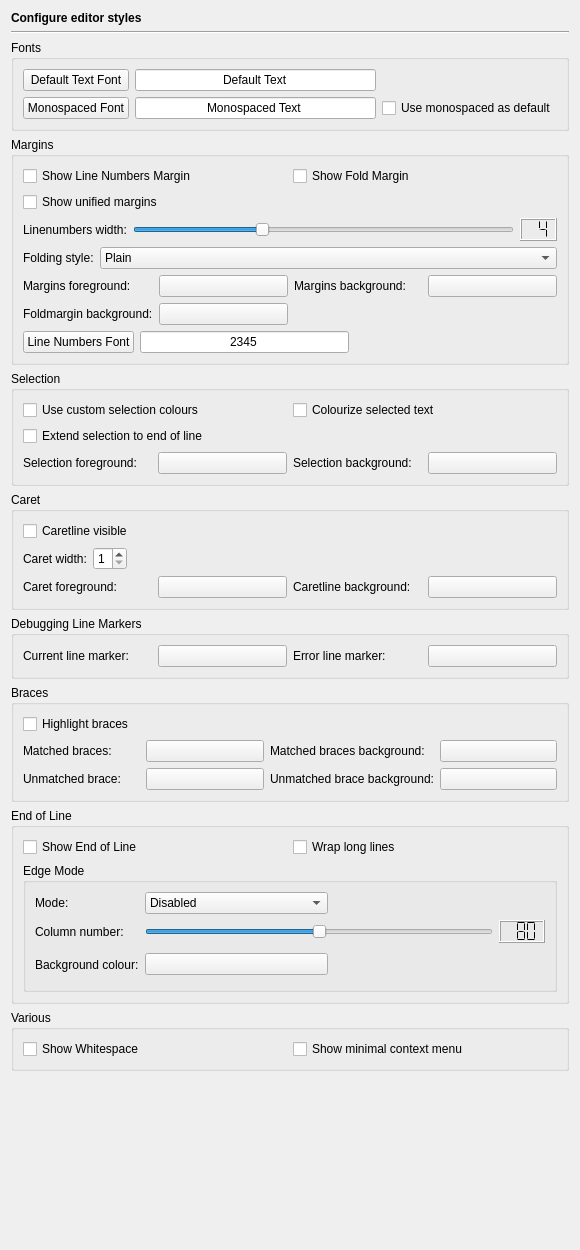
Qt form Preferences/ConfigurationPages/EditorStylesPage.ui (testmana2/test) before a commit.
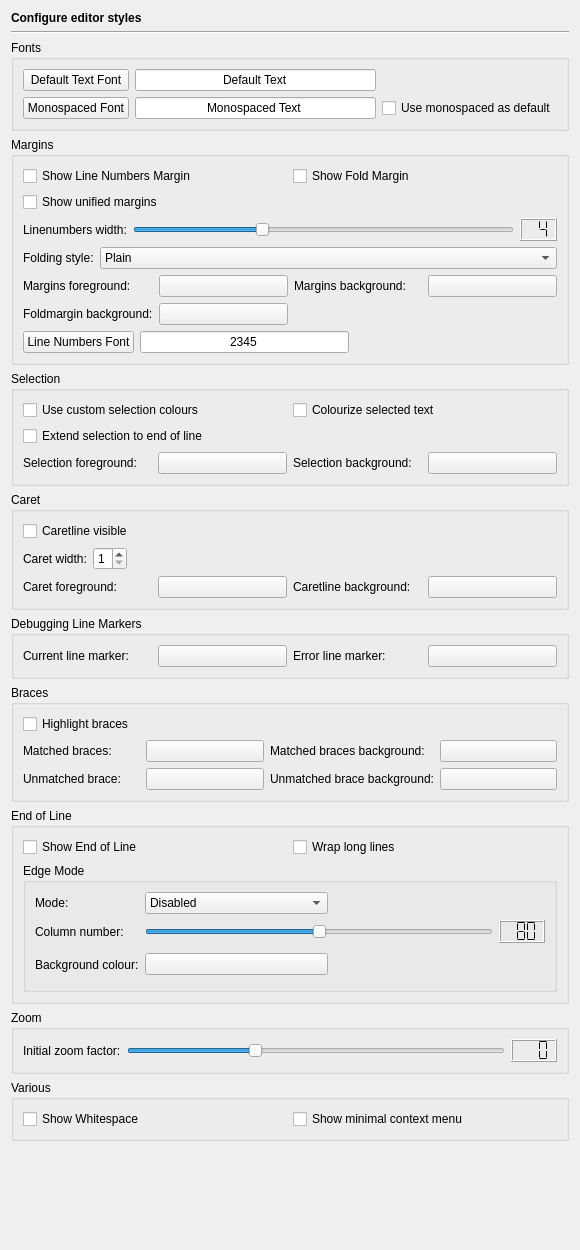
The same form after that commit.

Commit message: Added code to configure the zoom factor a file is opened with.

The edit to the form file:
```diff
--- a/Preferences/ConfigurationPages/EditorStylesPage.ui
+++ b/Preferences/ConfigurationPages/EditorStylesPage.ui
@@ -938,8 +938,65 @@
     </widget>
    </item>
    <item>
-    <widget class="QGroupBox" name="groupBox_10" >
-     <property name="title" >
+    <widget class="QGroupBox" name="groupBox_8">
+     <property name="title">
+      <string>Zoom</string>
+     </property>
+     <layout class="QHBoxLayout" name="horizontalLayout_2">
+      <item>
+       <widget class="QLabel" name="TextLabel13_2_2_3">
+        <property name="text">
+         <string>Initial zoom factor:</string>
+        </property>
+        <property name="buddy">
+         <cstring>linenowidthSlider</cstring>
+        </property>
+       </widget>
+      </item>
+      <item>
+       <widget class="QSlider" name="zoomfactorSlider">
+        <property name="toolTip">
+         <string>Move to set the initial zoom factor</string>
+        </property>
+        <property name="minimum">
+         <number>-10</number>
+        </property>
+        <property name="maximum">
+         <number>20</number>
+        </property>
+        <property name="value">
+         <number>0</number>
+        </property>
+        <property name="orientation">
+         <enum>Qt::Horizontal</enum>
+        </property>
+        <property name="tickInterval">
+         <number>5</number>
+        </property>
+       </widget>
+      </item>
+      <item>
+       <widget class="QLCDNumber" name="zoomfactorLCD">
+        <property name="toolTip">
+         <string>Displays the selected initial zoom factor</string>
+        </property>
+        <property name="numDigits">
+         <number>3</number>
+        </property>
+        <property name="segmentStyle">
+         <enum>QLCDNumber::Flat</enum>
+        </property>
+        <property name="value" stdset="0">
+         <double>0.000000000000000</double>
+        </property>
+       </widget>
+      </item>
+     </layout>
+    </widget>
+   </item>
+   <item>
+    <widget class="QGroupBox" name="groupBox_10">
+     <property name="title">
       <string>Various</string>
      </property>
      <layout class="QGridLayout" name="_14" >
```
Left out of the diff: 672 changed lines with no effect on the pictures. The commit also changes 4 other files.
